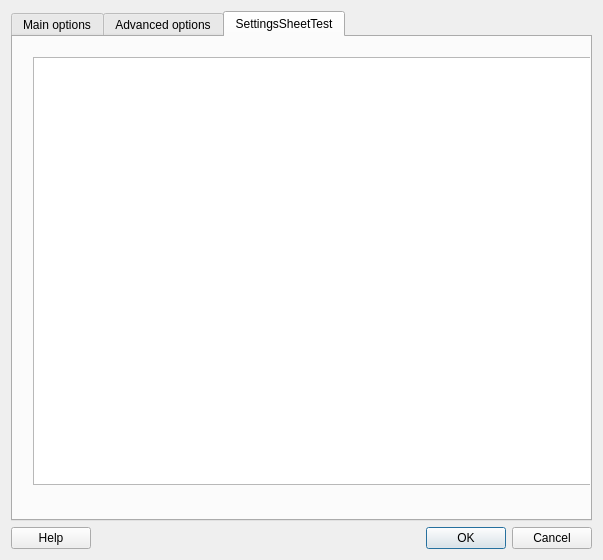
The window that guismoothsurface.ui (enGits/engrid) describes before a commit, drawn with Qt 5.
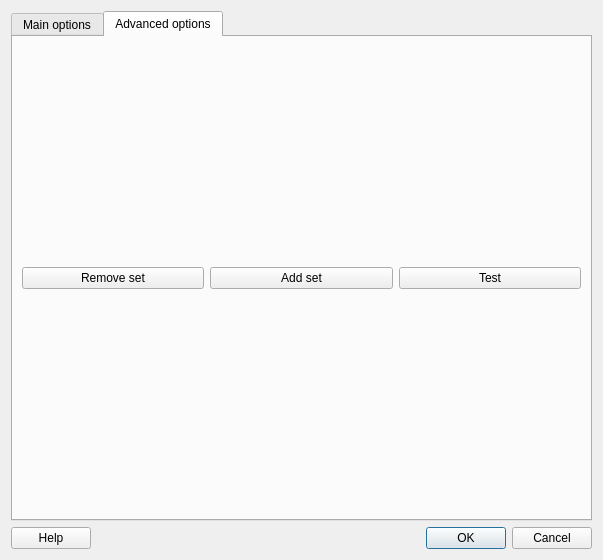
The same window after the commit. The open tabs and pages were chosen to show the change. Icons and pictures are not drawn.

What changed in the file:
```diff
--- a/guismoothsurface.ui
+++ b/guismoothsurface.ui
@@ -346,42 +346,6 @@
        </item>
       </layout>
      </widget>
-     <widget class="QWidget" name="tab_3" >
-      <attribute name="title" >
-       <string>SettingsSheetTest</string>
-      </attribute>
-      <widget class="QTableWidget" name="tableWidget" >
-       <property name="geometry" >
-        <rect>
-         <x>20</x>
-         <y>20</y>
-         <width>563</width>
-         <height>428</height>
-        </rect>
-       </property>
-       <property name="sizePolicy" >
-        <sizepolicy vsizetype="Expanding" hsizetype="Minimum" >
-         <horstretch>0</horstretch>
-         <verstretch>0</verstretch>
-        </sizepolicy>
-       </property>
-       <property name="minimumSize" >
-        <size>
-         <width>0</width>
-         <height>0</height>
-        </size>
-       </property>
-       <property name="verticalScrollBarPolicy" >
-        <enum>Qt::ScrollBarAsNeeded</enum>
-       </property>
-       <property name="autoScrollMargin" >
-        <number>16</number>
-       </property>
-       <property name="rowCount" >
-        <number>0</number>
-       </property>
-      </widget>
-     </widget>
     </widget>
    </item>
    <item>
```
